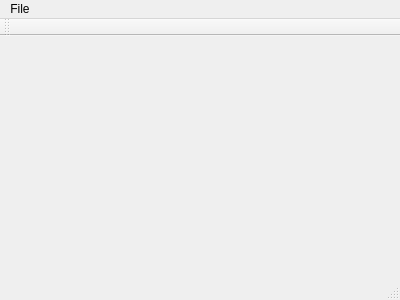
This is bmp_Processor/mainwindow.ui in evs2012/Milestone2 as Qt 5 draws it before an edit. The edited form follows.
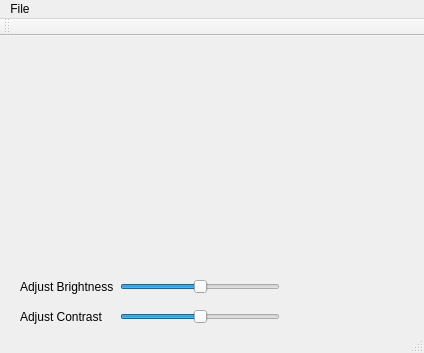
This is the edited form.

Commit message:
Work in before class on monday
small stuff

Diff of the .ui file:
```diff
--- a/bmp_Processor/mainwindow.ui
+++ b/bmp_Processor/mainwindow.ui
@@ -6,20 +6,83 @@
    <rect>
     <x>0</x>
     <y>0</y>
-    <width>400</width>
-    <height>300</height>
+    <width>424</width>
+    <height>353</height>
    </rect>
   </property>
   <property name="windowTitle">
    <string>MainWindow</string>
   </property>
-  <widget class="QWidget" name="centralWidget"/>
+  <widget class="QWidget" name="centralWidget">
+   <widget class="QSlider" name="horizontalSlider">
+    <property name="geometry">
+     <rect>
+      <x>120</x>
+      <y>240</y>
+      <width>160</width>
+      <height>22</height>
+     </rect>
+    </property>
+    <property name="value">
+     <number>50</number>
+    </property>
+    <property name="orientation">
+     <enum>Qt::Horizontal</enum>
+    </property>
+   </widget>
+   <widget class="QSlider" name="horizontalSlider_2">
+    <property name="geometry">
+     <rect>
+      <x>120</x>
+      <y>270</y>
+      <width>160</width>
+      <height>22</height>
+     </rect>
+    </property>
+    <property name="value">
+     <number>50</number>
+    </property>
+    <property name="orientation">
+     <enum>Qt::Horizontal</enum>
+    </property>
+   </widget>
+   <widget class="QLabel" name="label">
+    <property name="geometry">
+     <rect>
+      <x>20</x>
+      <y>240</y>
+      <width>111</width>
+      <height>21</height>
+     </rect>
+    </property>
+    <property name="text">
+     <string>Adjust Brightness</string>
+    </property>
+   </widget>
+   <widget class="QLabel" name="label_2">
+    <property name="geometry">
+     <rect>
+      <x>20</x>
+      <y>270</y>
+      <width>111</width>
+      <height>21</height>
+     </rect>
+    </property>
+    <property name="text">
+     <string>Adjust Contrast</string>
+    </property>
+   </widget>
+   <zorder>label</zorder>
+   <zorder>label_2</zorder>
+   <zorder>horizontalSlider_2</zorder>
+   <zorder>horizontalSlider</zorder>
+  </widget>
   <widget class="QMenuBar" name="menuBar">
    <property name="geometry">
     <rect>
      <x>0</x>
      <y>0</y>
-     <width>400</width>
+     <width>424</width>
      <height>21</height>
     </rect>
    </property>
```
Left out of the diff: 12 changed lines with no effect on the pictures. The commit also changes 8 other files.
